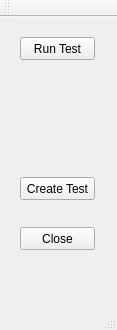
The window that tools/autoTester/autoTester.ui (highfidelity/hifi_tests) describes before a commit, drawn with Qt 5.
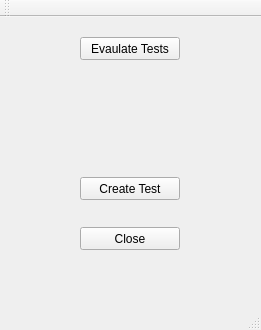
The same window after the commit.

Diff of the .ui file:
```diff
--- a/tools/autoTester/autoTester.ui
+++ b/tools/autoTester/autoTester.ui
@@ -6,7 +6,7 @@
    <rect>
     <x>0</x>
     <y>0</y>
-    <width>117</width>
+    <width>261</width>
     <height>330</height>
    </rect>
   </property>
@@ -17,9 +17,9 @@
    <widget class="QPushButton" name="closeButton">
     <property name="geometry">
      <rect>
-      <x>20</x>
+      <x>80</x>
       <y>210</y>
-      <width>75</width>
+      <width>100</width>
       <height>23</height>
      </rect>
     </property>
@@ -30,9 +30,9 @@
    <widget class="QPushButton" name="createTestButton">
     <property name="geometry">
      <rect>
-      <x>20</x>
+      <x>80</x>
       <y>160</y>
-      <width>75</width>
+      <width>100</width>
       <height>23</height>
      </rect>
     </property>
@@ -43,14 +43,14 @@
    <widget class="QPushButton" name="runTestButton">
     <property name="geometry">
      <rect>
-      <x>20</x>
+      <x>80</x>
       <y>20</y>
-      <width>75</width>
+      <width>100</width>
       <height>23</height>
      </rect>
     </property>
     <property name="text">
-     <string>Run Test</string>
+     <string>Evaulate Tests</string>
     </property>
    </widget>
   </widget>
```
Left out of the diff: 4 changed lines with no effect on the pictures.
